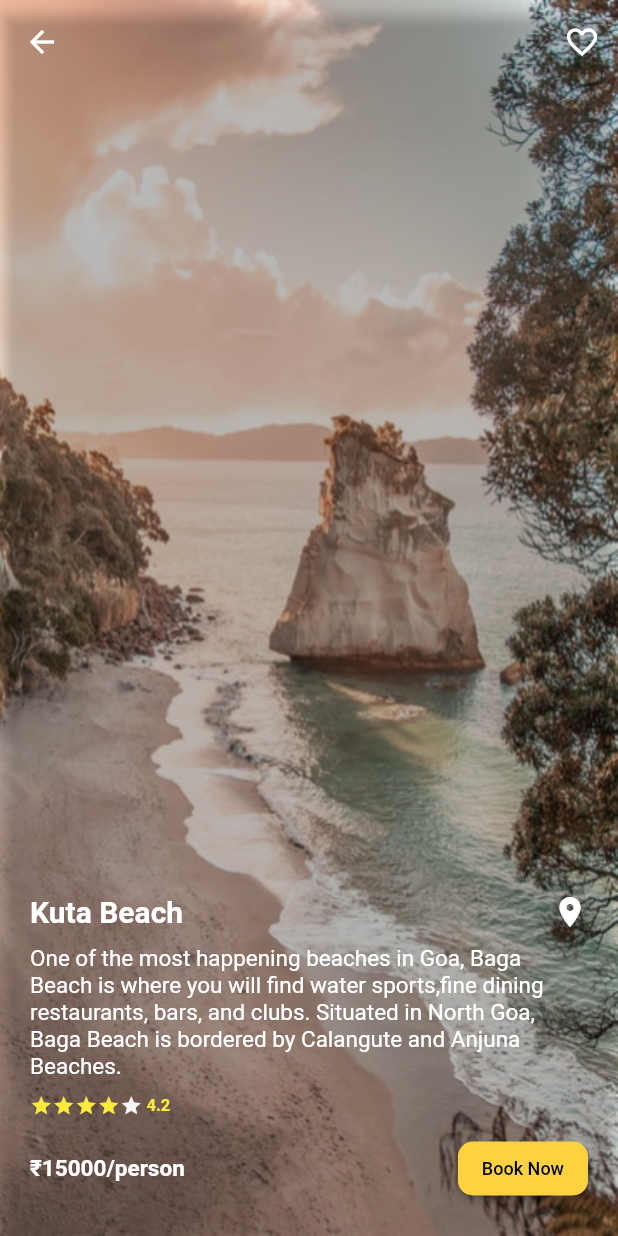
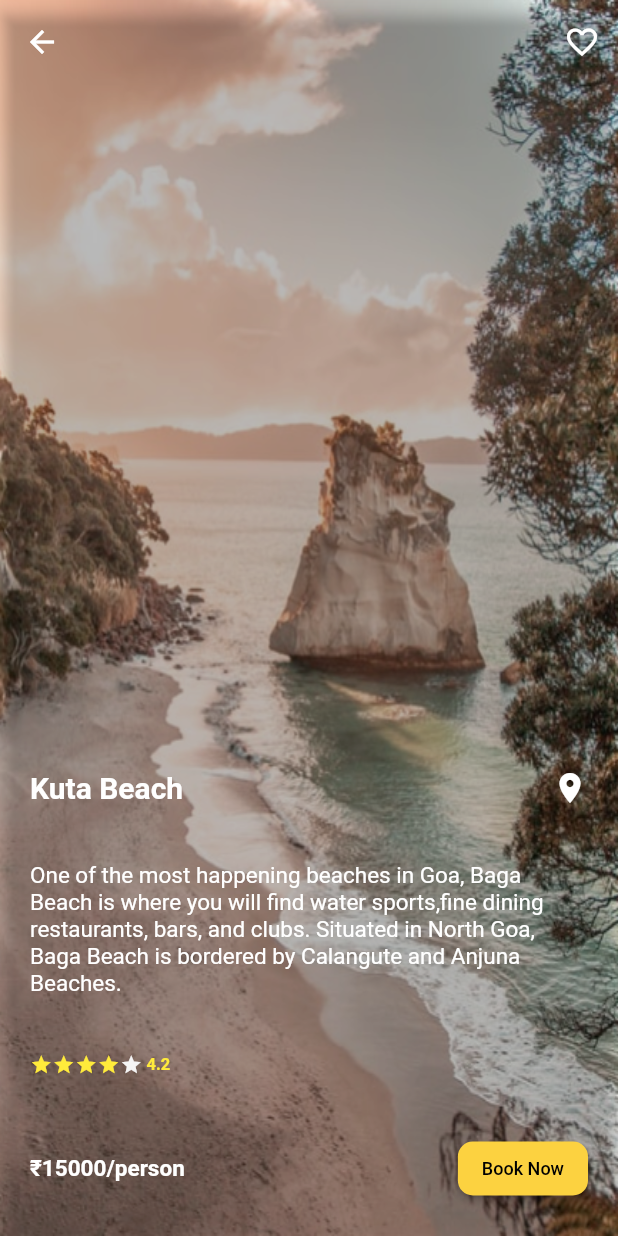
Before and after one commit to arpitvermaofficial/Assignment-Task-Thinnai-Experiences, a Flutter app: the screen it shows after launch, after a tap on "Kuta Beach", on a phone screen of 412 x 824 dp. Run offline on Flutter 3.47's test engine with Material 2 defaults, Android fonts, the phone set to English and light mode, and no system bars.

Commit message:
Update screen2.dart

```diff
--- a/lib/Screens/screen2.dart
+++ b/lib/Screens/screen2.dart
@@ -6,7 +6,7 @@ import '../components/widgets.dart';
 
 const Color colorscr2 = Colors.white;
 
-class screen2 extends StatelessWidget {
+class screen2 extends StatefulWidget {
   const screen2(
       {Key? key,
       required this.place,
@@ -20,6 +20,14 @@ class screen2 extends StatelessWidget {
   final double rating;
   final String image;
   final int price;
+
+  @override
+  State<screen2> createState() => _screen2State();
+}
+
+bool selectedcard2 = false;
+
+class _screen2State extends State<screen2> {
   @override
   Widget build(BuildContext context) {
     Size size = MediaQuery.of(context).size;
@@ -29,7 +37,7 @@ class screen2 extends StatelessWidget {
           decoration: BoxDecoration(
               image: DecorationImage(
                   image: AssetImage(
-                    "assets/$image",
+                    "assets/${widget.image}",
                   ),
                   fit: BoxFit.fill)),
         ),
@@ -37,11 +45,13 @@ class screen2 extends StatelessWidget {
           actions: [
             IconButton(
                 onPressed: () {
-                  Navigator.pop(context);
+                  setState(() {
+                    selectedcard2 = !selectedcard2;
+                  });
                 },
                 icon: Icon(
                   Icons.favorite_border,
-                  color: colorscr2,
+                  color: selectedcard2 ? Colors.red : Colors.white,
                 ))
           ],
           backgroundColor: Colors.transparent,
@@ -51,7 +61,7 @@ class screen2 extends StatelessWidget {
           child: Container(
             padding: EdgeInsets.all(20),
             width: size.width,
-            height: size.height * 0.3,
+            height: size.height * 0.4,
             child: Column(
               mainAxisAlignment: MainAxisAlignment.spaceBetween,
               children: [
@@ -59,7 +69,7 @@ class screen2 extends StatelessWidget {
                   mainAxisAlignment: MainAxisAlignment.spaceBetween,
                   children: [
                     Text(
-                      "$place",
+                      "${widget.place}",
                       style: TextStyle(
                           fontSize: 20,
                           color: colorscr2,
@@ -72,7 +82,7 @@ class screen2 extends StatelessWidget {
                           color: colorscr2,
                         ),
                         Text(
-                          "$location",
+                          "${widget.location}",
                           style: TextStyle(fontSize: 15, color: colorscr2),
                         ),
                       ],
@@ -89,12 +99,14 @@ class screen2 extends StatelessWidget {
                   ),
                 ),
                 Ratingstar(
-                    ratingcolor: Colors.yellow, rating: rating, ratingsize: 15),
+                    ratingcolor: Colors.yellow,
+                    rating: widget.rating,
+                    ratingsize: 15),
                 Row(
                   mainAxisAlignment: MainAxisAlignment.spaceBetween,
                   children: [
                     Text(
-                      "₹$price/person",
+                      "₹${widget.price}/person",
                       style: TextStyle(
                           fontSize: 15,
                           color: colorscr2,
```
